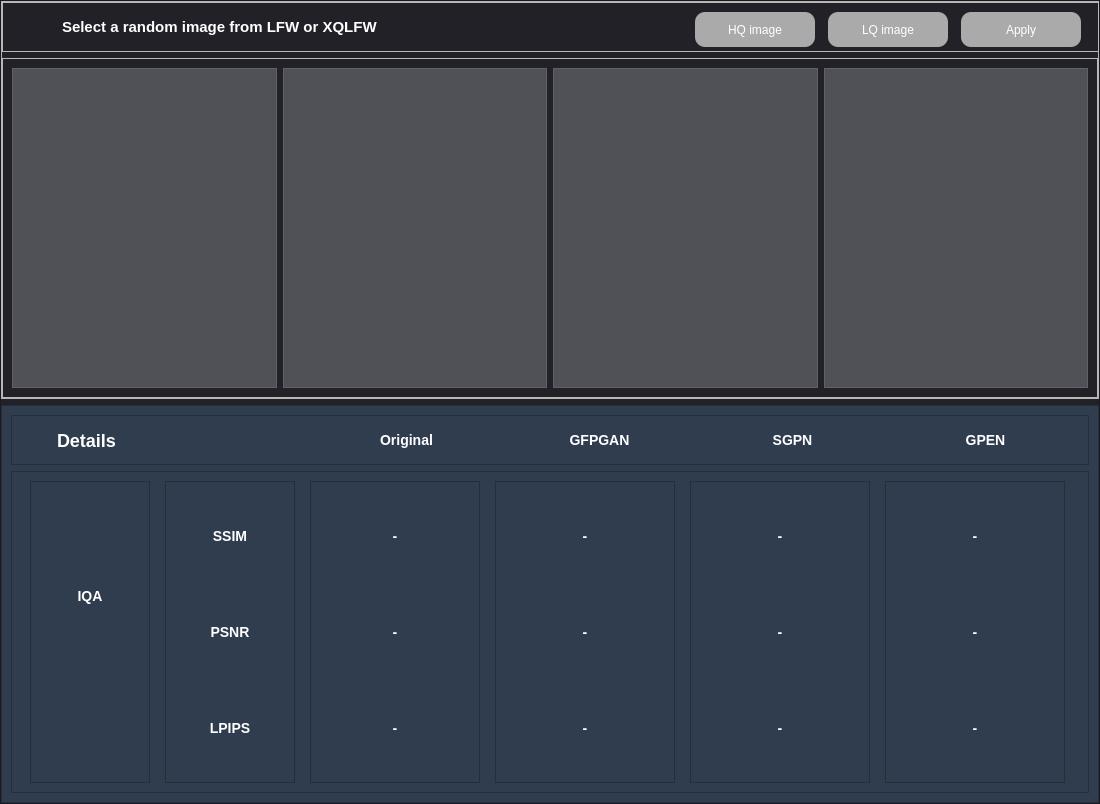
Before: the Qt Designer form demo_app/uis/restoration_ui.ui in souhila1806/PFE_APP, drawn with Qt 5.
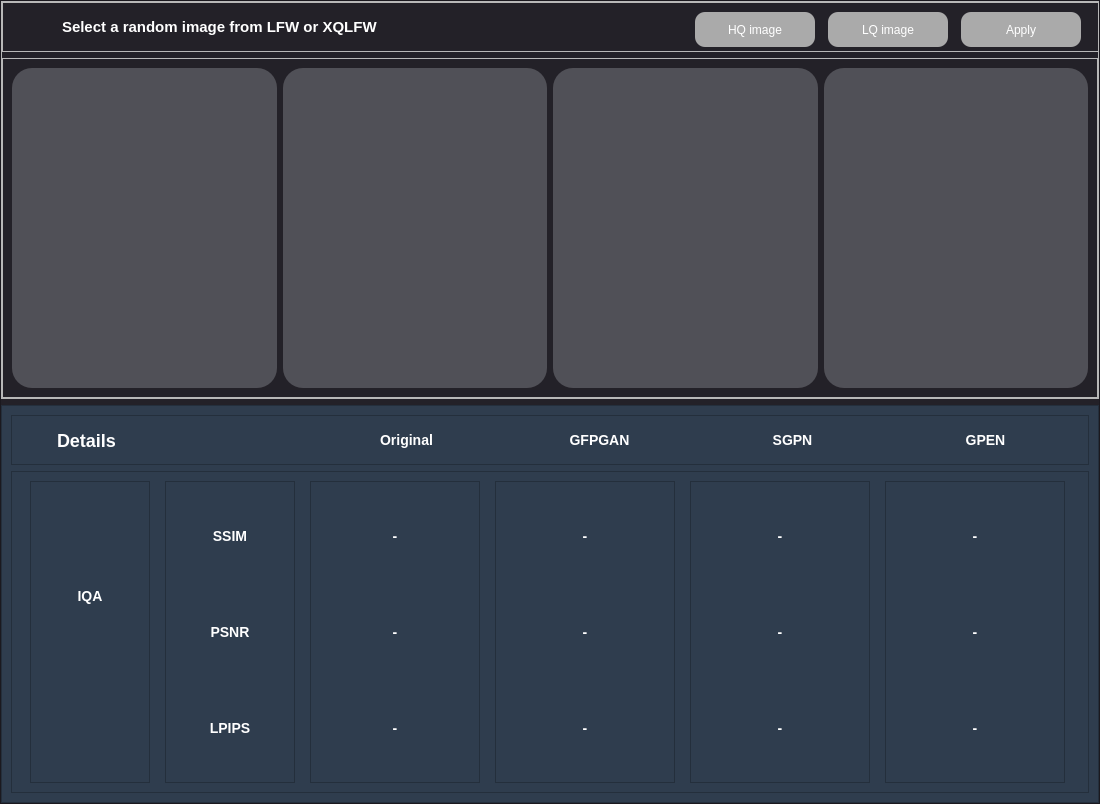
After: the same form once the commit is applied. Icons and pictures are not drawn.

The edit to the form file:
```diff
--- a/demo_app/uis/restoration_ui.ui
+++ b/demo_app/uis/restoration_ui.ui
@@ -323,7 +323,7 @@
               </property>
               <property name="styleSheet">
                <string notr="true">background-color: rgba(168, 171, 179, 0.34);
-border-raidus:10px;</string>
+border-radius: 20px;</string>
               </property>
               <property name="frameShape">
                <enum>QFrame::StyledPanel</enum>
@@ -342,7 +342,8 @@
                </size>
               </property>
               <property name="styleSheet">
-               <string notr="true">background-color:rgba(168, 171, 179, 0.34);</string>
+               <string notr="true">background-color:rgba(168, 171, 179, 0.34);
+border-radius: 20px;</string>
               </property>
               <property name="frameShape">
                <enum>QFrame::StyledPanel</enum>
@@ -361,7 +362,8 @@
                </size>
               </property>
               <property name="styleSheet">
-               <string notr="true">background-color: rgba(168, 171, 179, 0.34);</string>
+               <string notr="true">background-color: rgba(168, 171, 179, 0.34);
+border-radius: 20px;</string>
               </property>
               <property name="frameShape">
                <enum>QFrame::StyledPanel</enum>
@@ -380,7 +382,8 @@
                </size>
               </property>
               <property name="styleSheet">
-               <string notr="true">background-color:rgba(168, 171, 179, 0.34);</string>
+               <string notr="true">background-color:rgba(168, 171, 179, 0.34);
+border-radius: 20px</string>
               </property>
               <property name="frameShape">
                <enum>QFrame::StyledPanel</enum>
```
Left out of the diff: 2 changed lines with no effect on the pictures.
